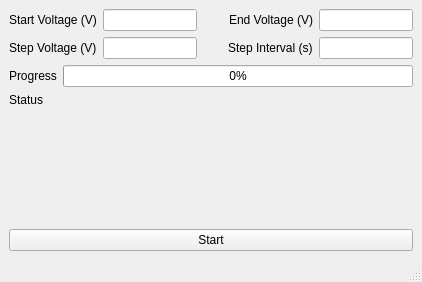
Above: tf03_test/apd_experiment_main_window.ui from codincodee/tf0x_dev before the change. Below: the same form after it.
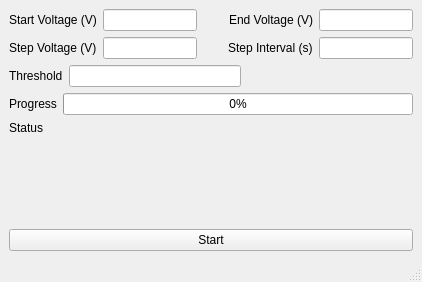
That is the form after the change.

The edit to the form file:
```diff
--- a/tf03_test/apd_experiment_main_window.ui
+++ b/tf03_test/apd_experiment_main_window.ui
@@ -91,6 +91,33 @@
         </item>
        </layout>
       </item>
+      <item>
+       <layout class="QHBoxLayout" name="horizontalLayout_6">
+        <item>
+         <widget class="QLabel" name="label_6">
+          <property name="text">
+           <string>Threshold</string>
+          </property>
+         </widget>
+        </item>
+        <item>
+         <widget class="QLineEdit" name="ThresholdLineEdit"/>
+        </item>
+        <item>
+         <spacer name="horizontalSpacer_3">
+          <property name="orientation">
+           <enum>Qt::Horizontal</enum>
+          </property>
+          <property name="sizeHint" stdset="0">
+           <size>
+            <width>40</width>
+            <height>20</height>
+           </size>
+          </property>
+         </spacer>
+        </item>
+       </layout>
+      </item>
       <item>
        <layout class="QHBoxLayout" name="horizontalLayout_3">
         <item>
```
